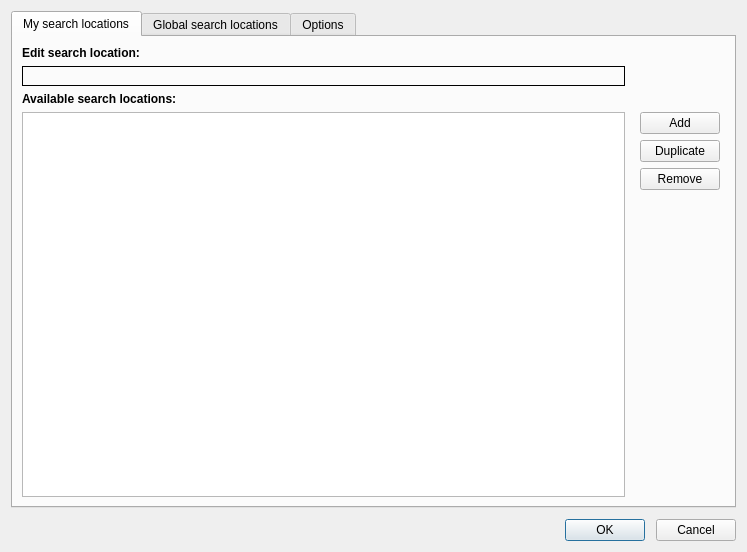
First picture: the form in SettingsDialog.ui, repository otengler/CodeBeagle, before the edit.
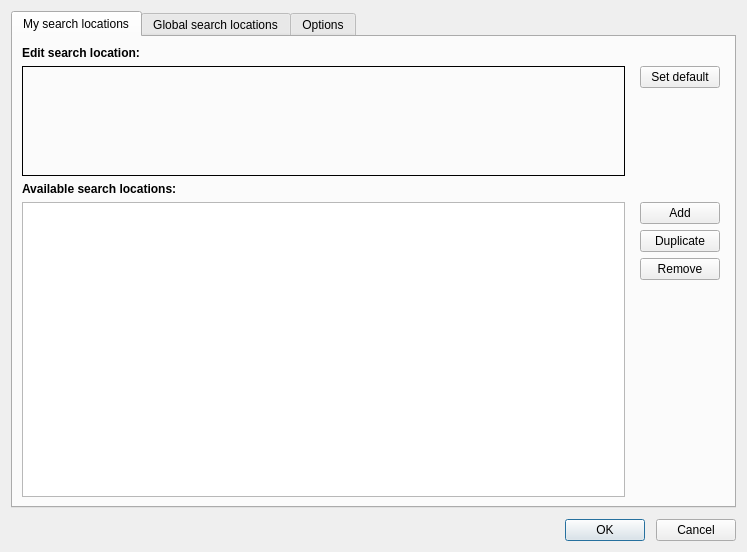
Second picture: the form after the edit. Custom widgets are drawn as their Qt base class.

Commit message: Allow to define a default search location

```diff
--- a/SettingsDialog.ui
+++ b/SettingsDialog.ui
@@ -115,6 +115,44 @@
          </property>
         </widget>
        </item>
+       <item row="1" column="1">
+        <widget class="QFrame" name="frame">
+         <layout class="QVBoxLayout" name="verticalLayout_6">
+          <property name="topMargin">
+           <number>0</number>
+          </property>
+          <property name="rightMargin">
+           <number>5</number>
+          </property>
+          <property name="bottomMargin">
+           <number>0</number>
+          </property>
+          <item>
+           <widget class="QPushButton" name="buttonSetDefault">
+            <property name="toolTip">
+             <string>Default search location when the program starts</string>
+            </property>
+            <property name="text">
+             <string>Set default</string>
+            </property>
+           </widget>
+          </item>
+          <item>
+           <spacer name="verticalSpacer_2">
+            <property name="orientation">
+             <enum>Qt::Vertical</enum>
+            </property>
+            <property name="sizeHint" stdset="0">
+             <size>
+              <width>20</width>
+              <height>40</height>
+             </size>
+            </property>
+           </spacer>
+          </item>
+         </layout>
+        </widget>
+       </item>
       </layout>
      </widget>
      <widget class="QWidget" name="tabGlobalSearchLocations">
```
Left out of the diff: 21 changed lines with no effect on the pictures. The commit also changes 7 other files.
